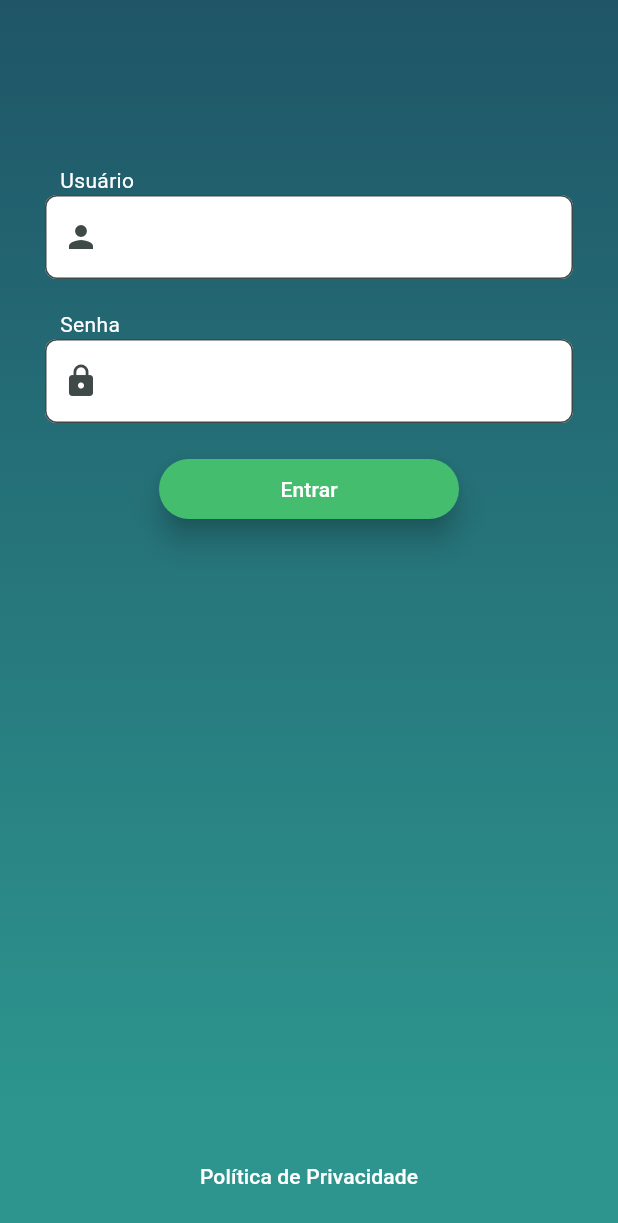
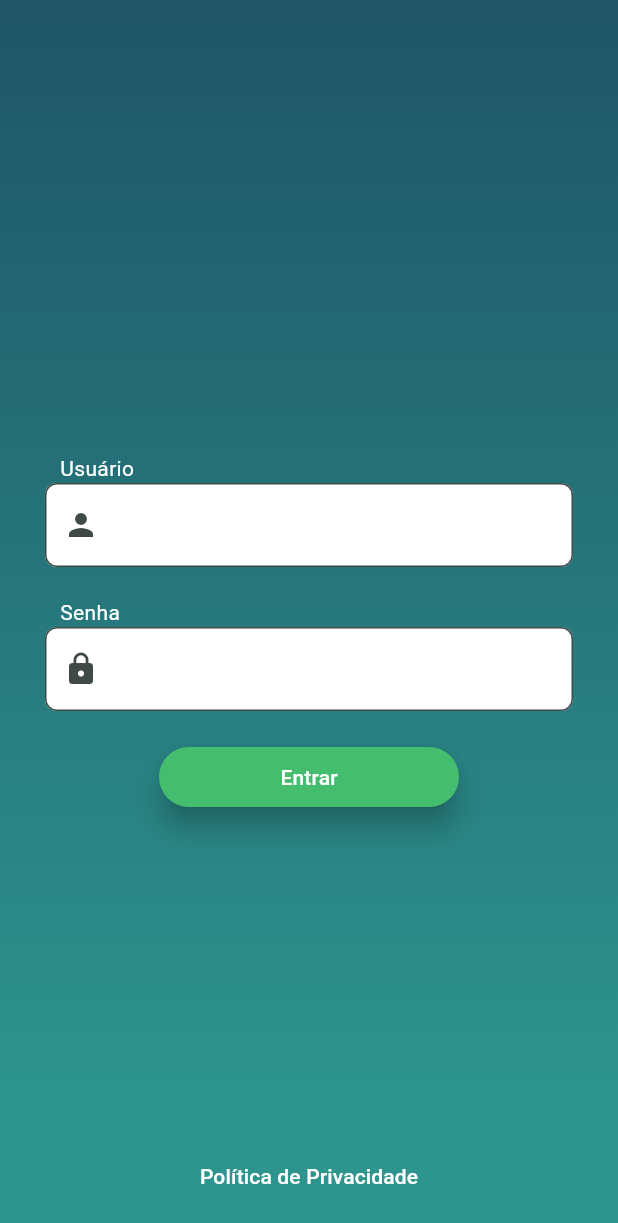
Before and after one commit to annealmd/target_desafio, a Flutter app: the screen it shows after launch, after a tap on "Política de Privacidade", on a phone screen of 412 x 824 dp. Shown: the top 1223 px of the screen. Run offline on Flutter 3.47's test engine with Material 2 defaults, Android fonts, the phone set to English and light mode, and no system bars.

Commit message:
refactor login
politica e privacidade button

```diff
--- /dev/null
+++ b/lib/views/functions/functions.dart
@@ -0,0 +1,12 @@
+import 'package:url_launcher/url_launcher.dart';
+
+Future<void> _launchUrl() async {
+  final Uri url = Uri.parse('https://google.com.br');
+  if (!await launchUrl(url)) {
+    throw Exception('Could not launch $url');
+  }
+}
+
+Future<void> callGoogle() async {
+  await _launchUrl();
+}
--- a/lib/views/login_page.dart
+++ b/lib/views/login_page.dart
@@ -1,6 +1,9 @@
 import 'package:flutter/material.dart';
 import 'package:target_test/core/theme.dart';
 import 'package:url_launcher/url_launcher.dart';
+
+import 'functions/functions.dart';
+import 'widgets/politica_privacidade_button.dart';
 
 class LoginPage extends StatefulWidget {
   const LoginPage({super.key});
@@ -14,6 +17,11 @@ class _LoginPageState extends State<LoginPage> {
   TextEditingController userController = TextEditingController();
   TextEditingController passwordController = TextEditingController();
   final Uri _url = Uri.parse('https://google.com.br');
+  Future<void> _launchUrl() async {
+    if (!await launchUrl(_url)) {
+      throw Exception('Could not launch $_url');
+    }
+  }
 
   @override
   void dispose() {
@@ -22,20 +30,15 @@ class _LoginPageState extends State<LoginPage> {
     super.dispose();
   }
 
-  Future<void> _launchUrl() async {
-    if (!await launchUrl(_url)) {
-      throw Exception('Could not launch $_url');
-    }
-  }
-
   @override
   Widget build(BuildContext context) {
     return Scaffold(
       backgroundColor: colorTwo,
       body: Container(
+        alignment: Alignment.center,
         width: double.maxFinite,
         height: double.maxFinite,
-        padding: const EdgeInsets.symmetric(horizontal: 30, vertical: 10),
+        padding: const EdgeInsets.symmetric(horizontal: 30),
         decoration: BoxDecoration(
           gradient: LinearGradient(
             begin: Alignment.topCenter,
@@ -79,7 +82,7 @@ class _LoginPageState extends State<LoginPage> {
                       return 'Deve ter no máximo 20 caracteres';
                     } else if (!RegExp(r'^[a-zA-Z0-9\s]*[^\s]$')
                         .hasMatch(value)) {
-                          userController.clear();
+                      userController.clear();
                       return 'Não deve conter espaço em branco no final.';
                     } else {
                       return null;
@@ -115,7 +118,7 @@ class _LoginPageState extends State<LoginPage> {
                       return 'Deve ter no máximo 20 caracteres';
                     } else if (!RegExp(r'^[a-zA-Z0-9]*[^\\s]$')
                         .hasMatch(value)) {
-                          passwordController.clear();
+                      passwordController.clear();
                       return 'Deve conter apenas letras e números';
                     } else {
                       return null;
@@ -149,12 +152,7 @@ class _LoginPageState extends State<LoginPage> {
           width: double.infinity,
           alignment: Alignment.center,
           height: 80,
-          child: TextButton(
-              onPressed: _launchUrl,
-              child: const Text(
-                'Política de Privacidade',
-                style: TextStyle(color: Colors.white),
-              ))),
+          child: const PoliticaPrivacidadeButton()),
     );
   }
 }
--- /dev/null
+++ b/lib/views/widgets/politica_privacidade_button.dart
@@ -0,0 +1,21 @@
+
+
+import 'package:flutter/material.dart';
+
+import '../functions/functions.dart';
+
+class PoliticaPrivacidadeButton extends StatelessWidget {
+  const PoliticaPrivacidadeButton({
+    super.key,
+  });
+
+  @override
+  Widget build(BuildContext context) {
+    return const TextButton(
+        onPressed: callGoogle,
+        child: Text(
+          'Política de Privacidade',
+          style: TextStyle(color: Colors.white),
+        ));
+  }
+}
```
